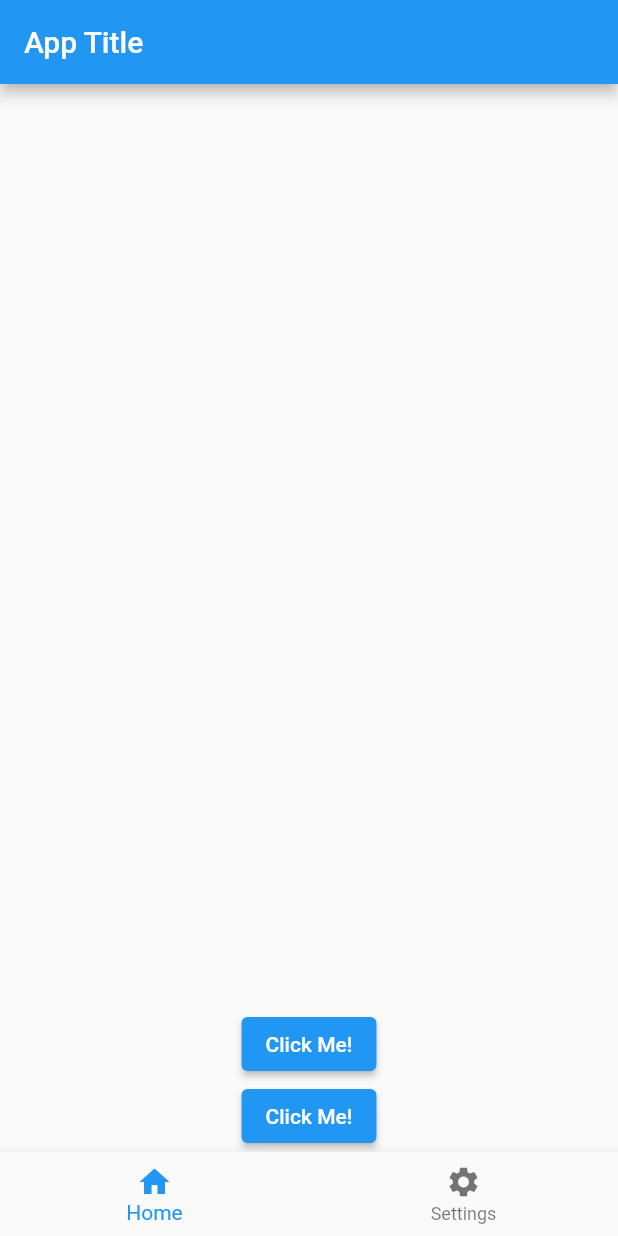
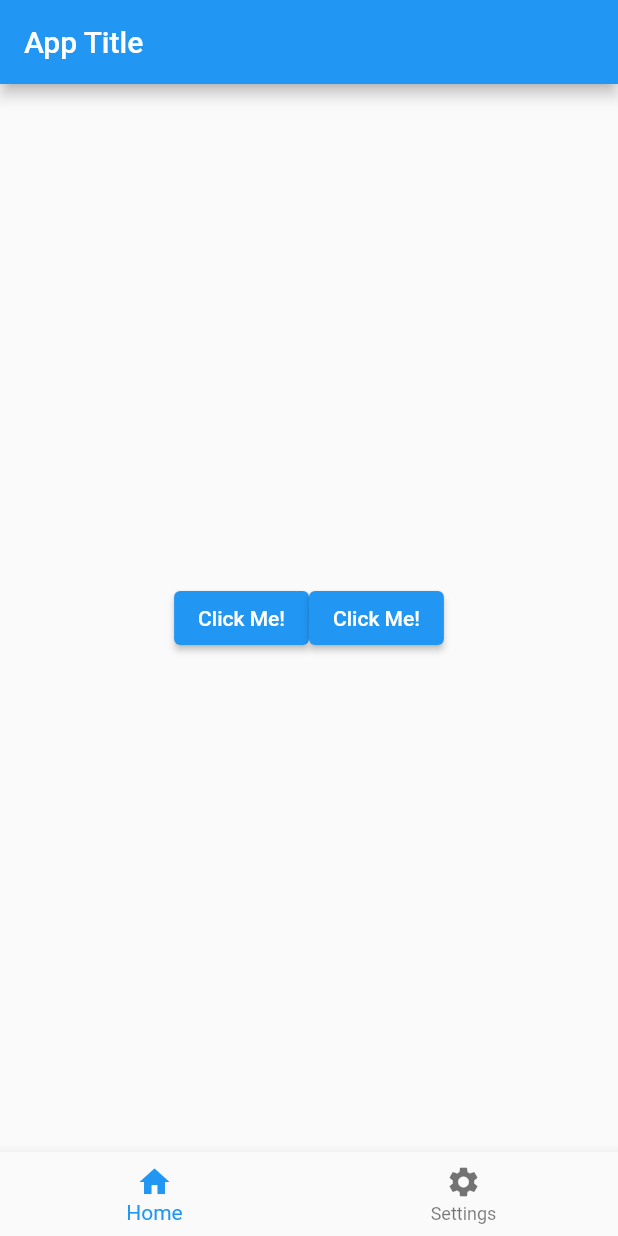
Before and after one commit to Ujj1225/Flutter_Basics, a Flutter app: the screen it shows after launch, on a phone screen of 412 x 824 dp. Run offline on Flutter 3.47's test engine with Material 2 defaults, Android fonts, the phone set to English and light mode, and no system bars.

Commit message:
Tinkering with the row widget

```diff
--- a/lib/main.dart
+++ b/lib/main.dart
@@ -38,9 +38,12 @@ class _MyAppState extends State<MyApp> {
           title: const Text('App Title'),
         ),
         body: Center(
-          child: Column(
-            mainAxisAlignment: MainAxisAlignment.end,
-            crossAxisAlignment: CrossAxisAlignment.start,
+          child: SizedBox(
+            width: double.infinity,
+            height: double.infinity,
+            child: Row(
+              mainAxisAlignment: MainAxisAlignment.center,
+              crossAxisAlignment: CrossAxisAlignment.center,
               children: [
                 ElevatedButton(
                   onPressed: () {
@@ -63,6 +66,7 @@ class _MyAppState extends State<MyApp> {
                   child: Text(buttonName),
                 )
               ],
+            ),
           ),
         ),
         bottomNavigationBar: BottomNavigationBar(
```
Lines whose indentation alone changed are shown as unchanged.
